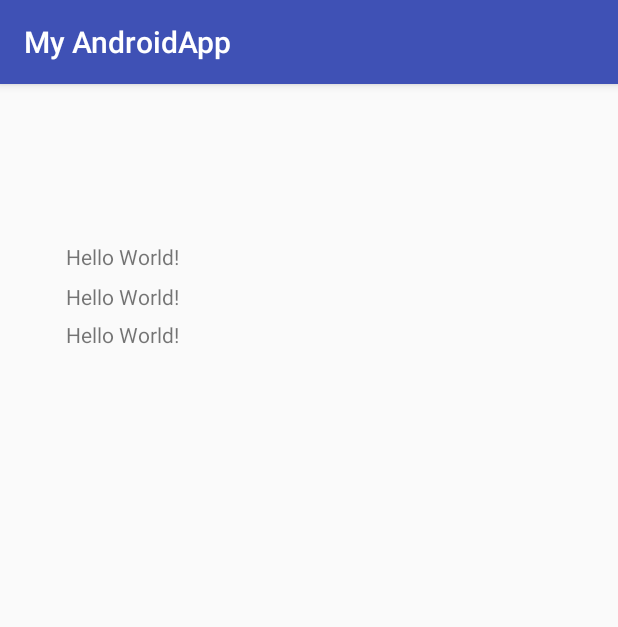
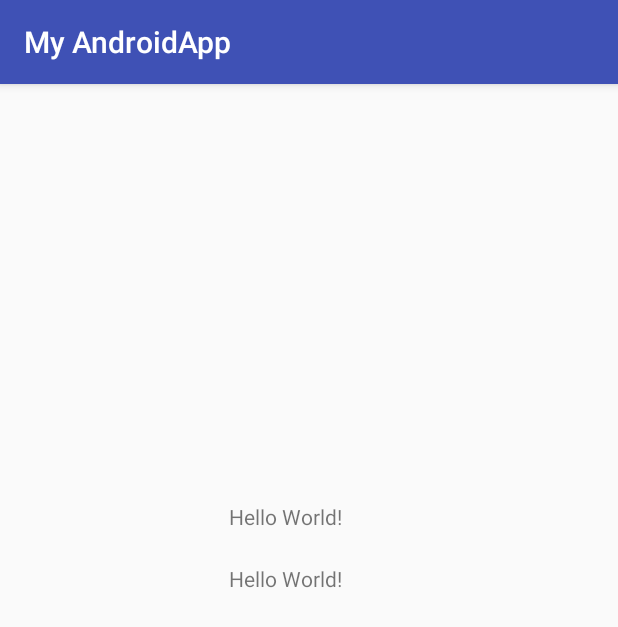
Before and after one commit to ParkYoDo/MyAndroidApp1, an Android app: the screen it shows after launch (MainActivity), on a phone screen of 412 x 824 dp. Shown: the top 627 px of the screen. Run offline under Robolectric (Android 15) with nearby library versions, the phone set to English and light mode, and no system bars.

Commit message:
Revert "dd"
This reverts commit b45021c9388c39193551ca4de670359c339c03cd.

```diff
--- a/app/src/main/res/layout/activity_main.xml
+++ b/app/src/main/res/layout/activity_main.xml
@@ -2,7 +2,6 @@
 <android.support.constraint.ConstraintLayout xmlns:android="http://schemas.android.com/apk/res/android"
     xmlns:app="http://schemas.android.com/apk/res-auto"
     xmlns:tools="http://schemas.android.com/tools"
-    android:orientation="vertical"
     android:layout_width="match_parent"
     android:layout_height="match_parent"
     tools:context="com.hansung.android.myandroidapp.MainActivity">
@@ -15,8 +14,8 @@
         app:layout_constraintLeft_toLeftOf="parent"
         app:layout_constraintRight_toRightOf="parent"
         app:layout_constraintTop_toTopOf="parent"
-        app:layout_constraintHorizontal_bias="0.13"
-        app:layout_constraintVertical_bias="0.141" />
+        app:layout_constraintHorizontal_bias="0.454"
+        app:layout_constraintVertical_bias="0.372" />
     <TextView
         android:layout_width="wrap_content"
         android:layout_height="wrap_content"
@@ -25,19 +24,8 @@
         app:layout_constraintLeft_toLeftOf="parent"
         app:layout_constraintRight_toRightOf="parent"
         app:layout_constraintTop_toTopOf="parent"
-        app:layout_constraintHorizontal_bias="0.13"
-        app:layout_constraintVertical_bias="0.176" />
-    <TextView
-        android:layout_width="wrap_content"
-        android:layout_height="wrap_content"
-        android:text="Hello World!"
-        app:layout_constraintBottom_toBottomOf="parent"
-        app:layout_constraintLeft_toLeftOf="parent"
-        app:layout_constraintRight_toRightOf="parent"
-        app:layout_constraintTop_toTopOf="parent"
-        app:layout_constraintHorizontal_bias="0.13"
-        app:layout_constraintVertical_bias="0.21" />
-
+        app:layout_constraintHorizontal_bias="0.454"
+        app:layout_constraintVertical_bias="0.427" />
 
 
 </android.support.constraint.ConstraintLayout>
```
